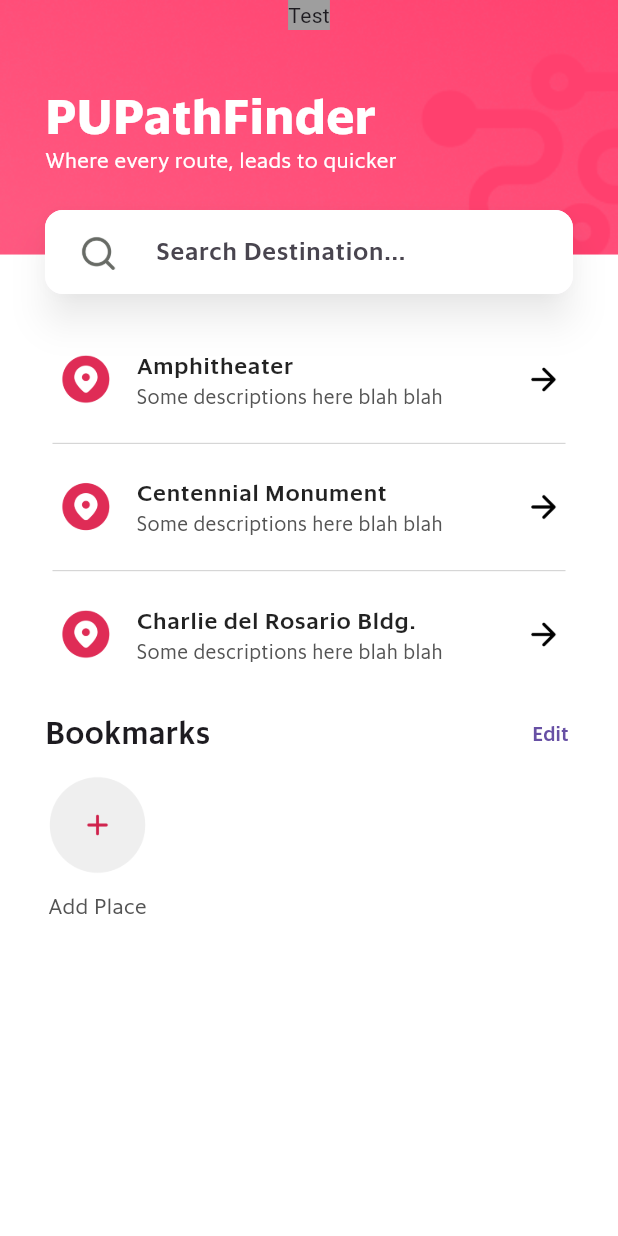
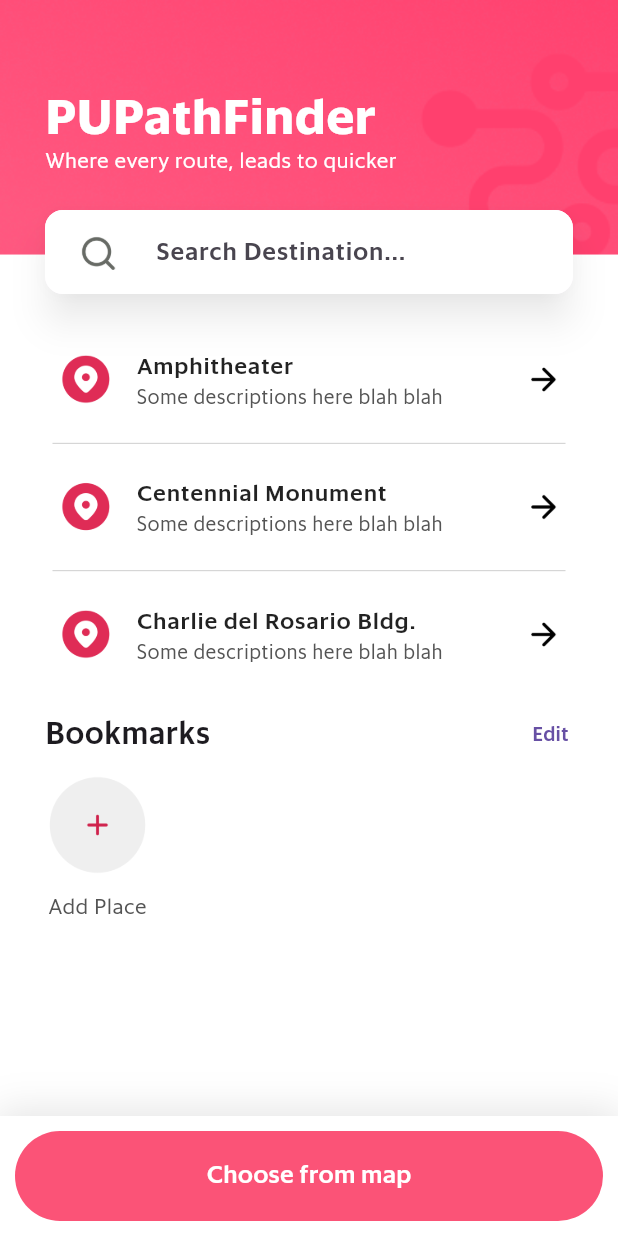
Before and after one commit to perbik/PUPathFinder, a Flutter app: the screen it shows after launch, on a phone screen of 412 x 824 dp. Run offline on Flutter 3.47's test engine with Material 3 defaults, Android fonts, the phone set to English and light mode, and no system bars.

Commit message:
feat(home): add button to access map page

```diff
--- a/lib/pages/home/home.dart
+++ b/lib/pages/home/home.dart
@@ -167,13 +167,17 @@ class _HomeState extends State<Home> {
   @override
   Widget build(BuildContext context) {
     return Scaffold(
-      body: SingleChildScrollView(
+      body: Stack(
+        children: [
+          Expanded(
+            child: Container(
+              width: double.infinity,
+              color: Colors.white,
+            ),
+          ),
+          SingleChildScrollView(
             child: Stack(
               children: [
-            Container(
-              height: MediaQuery.of(context).size.height,  // Set the height of the container to the screen height
-              color: Colors.white,
-            ),
                 SizedBox(
                   width: double.infinity,
                   child: Image.asset(
@@ -199,15 +203,43 @@ class _HomeState extends State<Home> {
                     ),
                   ],
                 ),
+              ],
+            ),
+          ),
           Align(
             alignment: Alignment.bottomCenter,
             child: Container(
-                color: Colors.grey,
-                child: Text('Test'),
-              ),
+              padding: const EdgeInsets.symmetric(vertical: 10, horizontal: 10),
+              height: 80,
+              width: double.infinity,
+              decoration: BoxDecoration(
+                color: Colors.white,
+                boxShadow: [
+                  BoxShadow(
+                    color: Colors.black.withOpacity(0.1),
+                    spreadRadius: 2,
+                    blurRadius: 20,
+                    offset: const Offset(0, -2),
                   ),
                 ],
               ),
+              child: FilledButton(
+                style: FilledButton.styleFrom(
+                  backgroundColor: const Color(0xFFfb5377),
+                  foregroundColor: Colors.white,
+                ),
+                onPressed: () {},
+                child: const Text(
+                  'Choose from map',
+                  style: TextStyle(
+                    fontFamily: 'SanomatGrab',
+                    fontSize: 16,
+                  ),
+                ),
+              ),
+            ),
+          )
+        ],
       ),
     );
   }
```
Lines whose indentation alone changed are shown as unchanged.
